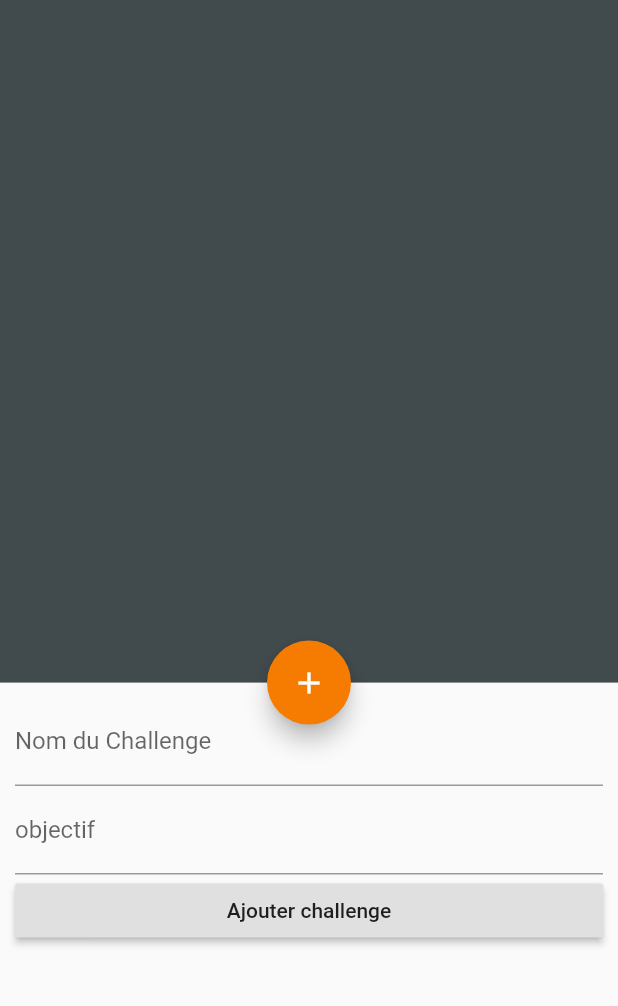
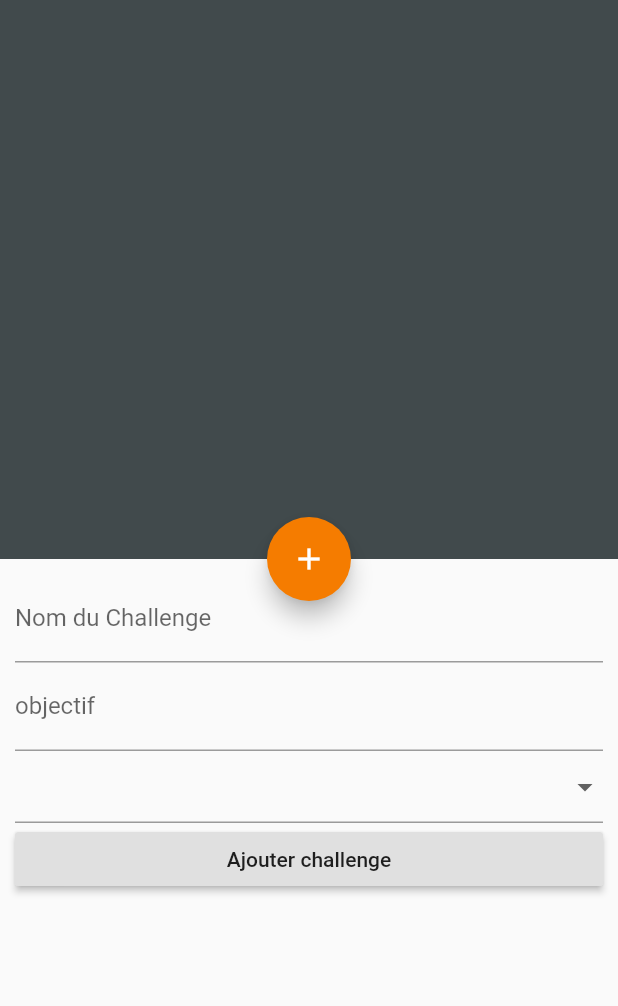
Before and after one commit to MarcelALng/icandoit2021, a Flutter app: the screen it shows after launch, after a tap on the "add" icon, on a phone screen of 412 x 824 dp, the part 59-1065 px from its top. Run offline on Flutter 3.47's test engine with Material 2 defaults, Android fonts, the phone set to English and light mode, and no system bars.

```diff
--- a/lib/screens/home_screen.dart
+++ b/lib/screens/home_screen.dart
@@ -36,7 +36,7 @@ class _HomeState extends State<Home> {
       return Container(
           alignment: Alignment.center,
           height: MediaQuery.of(context).size.height *
-              0.4, // take height from the device
+              0.5, // take height from the device
           child: Form(
             // each form need one KEY
             key: formkey,
@@ -54,6 +54,19 @@ class _HomeState extends State<Home> {
                       labelText: "objectif",
                     ),
                   ),
+                  DropdownButtonFormField(
+                    onChanged: (value) {},
+                    items: <DropdownMenuItem>[
+                      DropdownMenuItem(
+                        value: "KG",
+                        child: Text("Kg"),
+                      ),
+                      DropdownMenuItem(
+                        value: "Km",
+                        child: Text("Km"),
+                      ),
+                    ],
+                  ), // liste deroulante
                   RaisedButton(
                     onPressed: () {},
                     child: Text("Ajouter challenge"),
```
